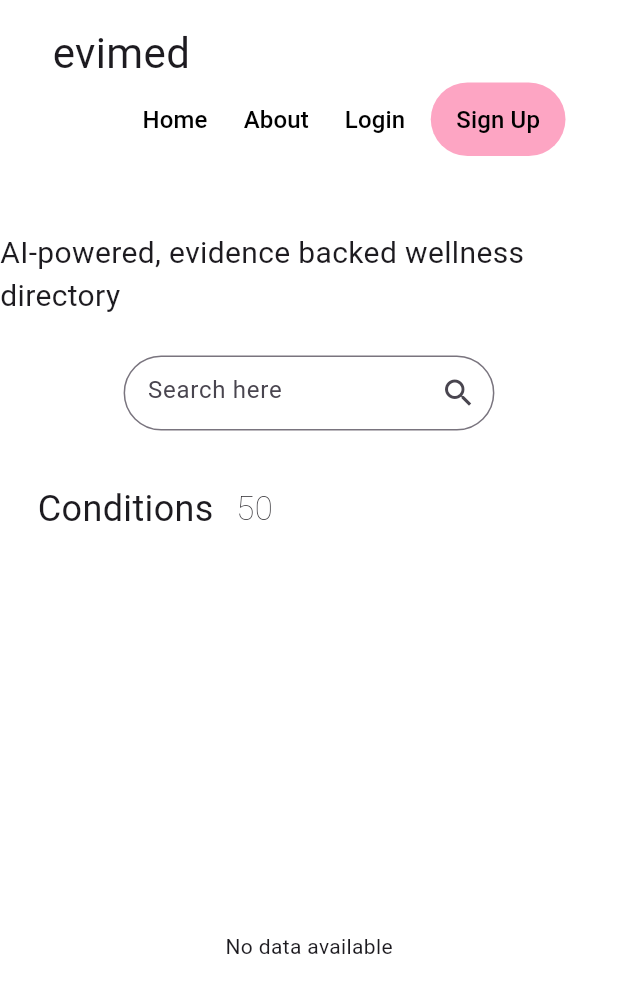
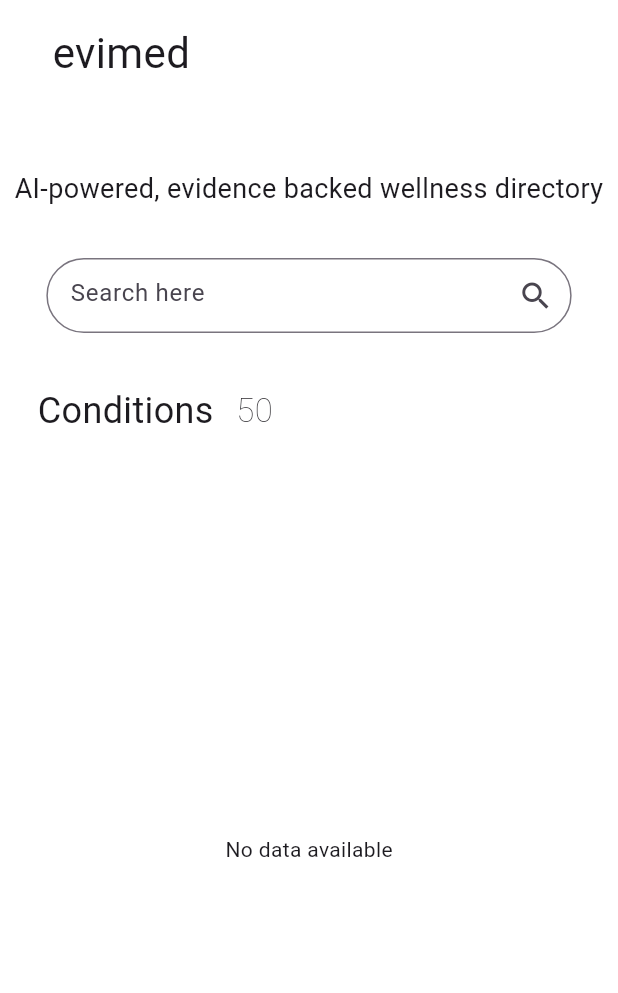
Before and after one commit to rosiebabbra/evimed, a Flutter app: the screen it shows after launch, on a phone screen of 412 x 824 dp. Shown: the top 993 px of the screen. Run offline on Flutter 3.47's test engine with Material 3 defaults, Android fonts, the phone set to English and light mode, and no system bars; our stand-ins replace cloud_firestore, firebase_core, flutter_dotenv; accounts and stored records are empty; Roboto replaces fonts that are missing (Montserrat).

Commit message:
Styling updates for mobile

```diff
--- a/lib/main.dart
+++ b/lib/main.dart
@@ -66,9 +66,9 @@ class _MyHomePageState extends State<MyHomePage> {
   List<QueryDocumentSnapshot> allData = [];
   List<QueryDocumentSnapshot> filteredData = [];
   var colors = [
-    Color.fromARGB(255, 145, 214, 236),
-    Color.fromARGB(255, 228, 167, 228),
-    Color(0xFF90EE90)
+    const Color.fromARGB(255, 145, 214, 236),
+    const Color.fromARGB(255, 228, 167, 228),
+    const Color(0xFF90EE90)
   ];
 
   void updateResults(String query) {
@@ -101,7 +101,8 @@ class _MyHomePageState extends State<MyHomePage> {
                   ),
                 ),
               ),
-              Row(mainAxisAlignment: MainAxisAlignment.end, children: [
+              MediaQuery.sizeOf(context).width >= 680
+                  ? Row(mainAxisAlignment: MainAxisAlignment.end, children: [
                       TextButton(
                           onPressed: () {},
                           style: ButtonStyle(
@@ -145,11 +146,20 @@ class _MyHomePageState extends State<MyHomePage> {
                             ),
                           )),
                       const SizedBox(width: 35)
-              ]),
+                    ])
+                  : Container(),
               const SizedBox(height: 50),
-              const Text(
+              Center(
+                child: Padding(
+                  padding: const EdgeInsets.all(8.0),
+                  child: Text(
                     'AI-powered, evidence backed wellness directory',
-                style: TextStyle(fontSize: 20),
+                    textAlign: TextAlign.center,
+                    style: TextStyle(
+                        fontSize:
+                            MediaQuery.sizeOf(context).width >= 680 ? 20 : 18),
+                  ),
+                ),
               ),
               const SizedBox(height: 25),
               Row(
@@ -157,7 +167,9 @@ class _MyHomePageState extends State<MyHomePage> {
                 children: [
                   SizedBox(
                       height: 50,
-                      width: MediaQuery.sizeOf(context).width * .6,
+                      width: MediaQuery.sizeOf(context).width >= 680
+                          ? MediaQuery.sizeOf(context).width * .6
+                          : MediaQuery.sizeOf(context).width * .85,
                       child: TextFormField(
                         controller: searchController,
                         onChanged: (value) {
```
Lines whose indentation alone changed are shown as unchanged.
